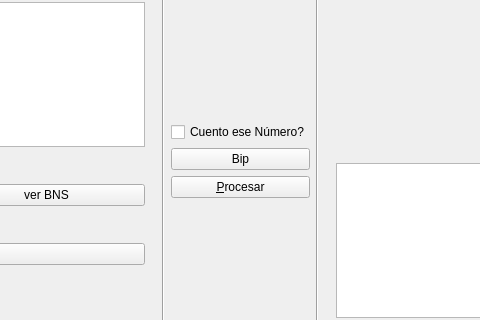
rgraterol/BrainCemisid-CopiaRicardo, file Forms/mainwindow.ui: the form before one commit; both pictures show x 277 to 757 and y 85 to 405 of the 996 by 695 pixel window.
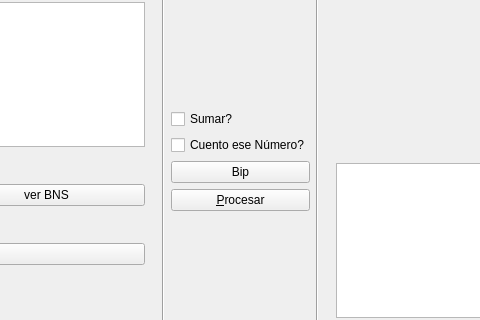
The form after the commit. Icons and pictures are not drawn.

Commit message: CLASE DE COLA PARA GUARDAR ELEMENTOS DE SUMA

Patch:
```diff
--- a/Forms/mainwindow.ui
+++ b/Forms/mainwindow.ui
@@ -256,6 +256,13 @@
           </property>
          </spacer>
         </item>
+        <item>
+         <widget class="QCheckBox" name="checkBox_suma">
+          <property name="text">
+           <string>Sumar?</string>
+          </property>
+         </widget>
+        </item>
         <item>
          <widget class="QCheckBox" name="checkBox_cuento">
           <property name="text">
```
The commit also changes 7 other files.
